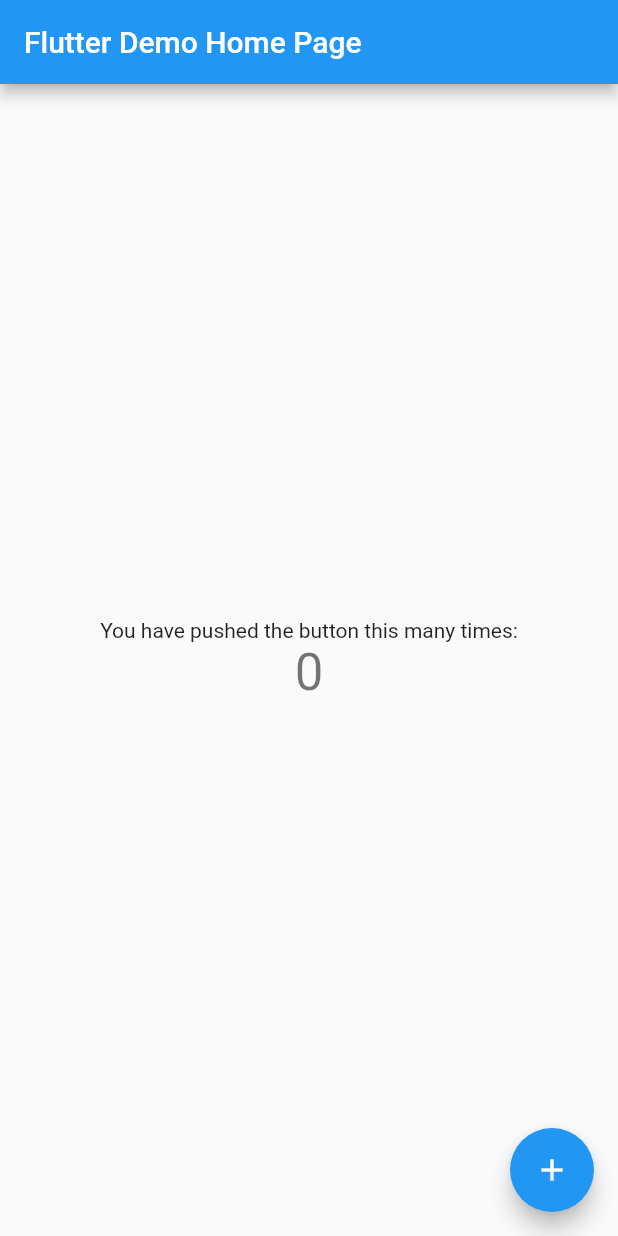
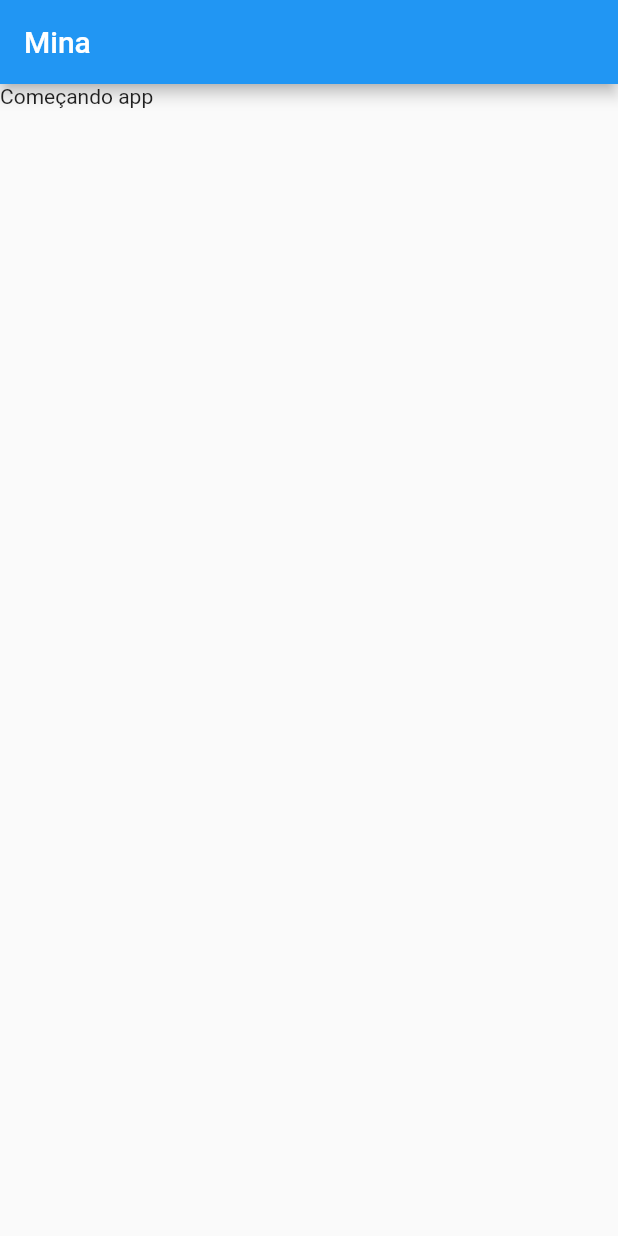
Before and after one commit to Mikhaelle/mina-tcc, a Flutter app: the screen it shows after launch, on a phone screen of 412 x 824 dp. Run offline on Flutter 3.47's test engine with Material 2 defaults, Android fonts, the phone set to English and light mode, and no system bars.

Commit message:
comecando app

```diff
--- a/appMina/lib/main.dart
+++ b/appMina/lib/main.dart
@@ -1,117 +1,19 @@
 import 'package:flutter/material.dart';
 
-void main() {
-  runApp(MyApp());
+main(){
+  runApp(new PerguntaApp());
 }
 
-class MyApp extends StatelessWidget {
-  // This widget is the root of your application.
-  @override
-  Widget build(BuildContext context) {
+class PerguntaApp extends StatelessWidget{
+  Widget build(BuildContext context){
     return MaterialApp(
-      title: 'Flutter Demo',
-      theme: ThemeData(
-        // This is the theme of your application.
-        //
-        // Try running your application with "flutter run". You'll see the
-        // application has a blue toolbar. Then, without quitting the app, try
-        // changing the primarySwatch below to Colors.green and then invoke
-        // "hot reload" (press "r" in the console where you ran "flutter run",
-        // or simply save your changes to "hot reload" in a Flutter IDE).
-        // Notice that the counter didn't reset back to zero; the application
-        // is not restarted.
-        primarySwatch: Colors.blue,
-        // This makes the visual density adapt to the platform that you run
-        // the app on. For desktop platforms, the controls will be smaller and
-        // closer together (more dense) than on mobile platforms.
-        visualDensity: VisualDensity.adaptivePlatformDensity,
+      home: Scaffold(
+        appBar: AppBar(
+          title: Text('Mina'),
+        ),
+        body: Text('Começando app'),
       ),
-      home: MyHomePage(title: 'Flutter Demo Home Page'),
+
     );
   }
 }
-
-class MyHomePage extends StatefulWidget {
-  MyHomePage({Key key, this.title}) : super(key: key);
-
-  // This widget is the home page of your application. It is stateful, meaning
-  // that it has a State object (defined below) that contains fields that affect
-  // how it looks.
-
-  // This class is the configuration for the state. It holds the values (in this
-  // case the title) provided by the parent (in this case the App widget) and
-  // used by the build method of the State. Fields in a Widget subclass are
-  // always marked "final".
-
-  final String title;
-
-  @override
-  _MyHomePageState createState() => _MyHomePageState();
-}
-
-class _MyHomePageState extends State<MyHomePage> {
-  int _counter = 0;
-
-  void _incrementCounter() {
-    setState(() {
-      // This call to setState tells the Flutter framework that something has
-      // changed in this State, which causes it to rerun the build method below
-      // so that the display can reflect the updated values. If we changed
-      // _counter without calling setState(), then the build method would not be
-      // called again, and so nothing would appear to happen.
-      _counter++;
-    });
-  }
-
-  @override
-  Widget build(BuildContext context) {
-    // This method is rerun every time setState is called, for instance as done
-    // by the _incrementCounter method above.
-    //
-    // The Flutter framework has been optimized to make rerunning build methods
-    // fast, so that you can just rebuild anything that needs updating rather
-    // than having to individually change instances of widgets.
-    return Scaffold(
-      appBar: AppBar(
-        // Here we take the value from the MyHomePage object that was created by
-        // the App.build method, and use it to set our appbar title.
-        title: Text(widget.title),
-      ),
-      body: Center(
-        // Center is a layout widget. It takes a single child and positions it
-        // in the middle of the parent.
-        child: Column(
-          // Column is also a layout widget. It takes a list of children and
-          // arranges them vertically. By default, it sizes itself to fit its
-          // children horizontally, and tries to be as tall as its parent.
-          //
-          // Invoke "debug painting" (press "p" in the console, choose the
-          // "Toggle Debug Paint" action from the Flutter Inspector in Android
-          // Studio, or the "Toggle Debug Paint" command in Visual Studio Code)
-          // to see the wireframe for each widget.
-          //
-          // Column has various properties to control how it sizes itself and
-          // how it positions its children. Here we use mainAxisAlignment to
-          // center the children vertically; the main axis here is the vertical
-          // axis because Columns are vertical (the cross axis would be
-          // horizontal).
-          mainAxisAlignment: MainAxisAlignment.center,
-          children: <Widget>[
-            Text(
-              'You have pushed the button this many times:',
-            ),
-            Text(
-              '$_counter',
-              style: Theme.of(context).textTheme.headline4,
-            ),
-          ],
-        ),
-      ),
-      floatingActionButton: FloatingActionButton(
-        onPressed: _incrementCounter,
-        tooltip: 'Increment',
-        child: Icon(Icons.add),
-      ), // This trailing comma makes auto-formatting nicer for build methods.
-    );
-  }
-}
```
